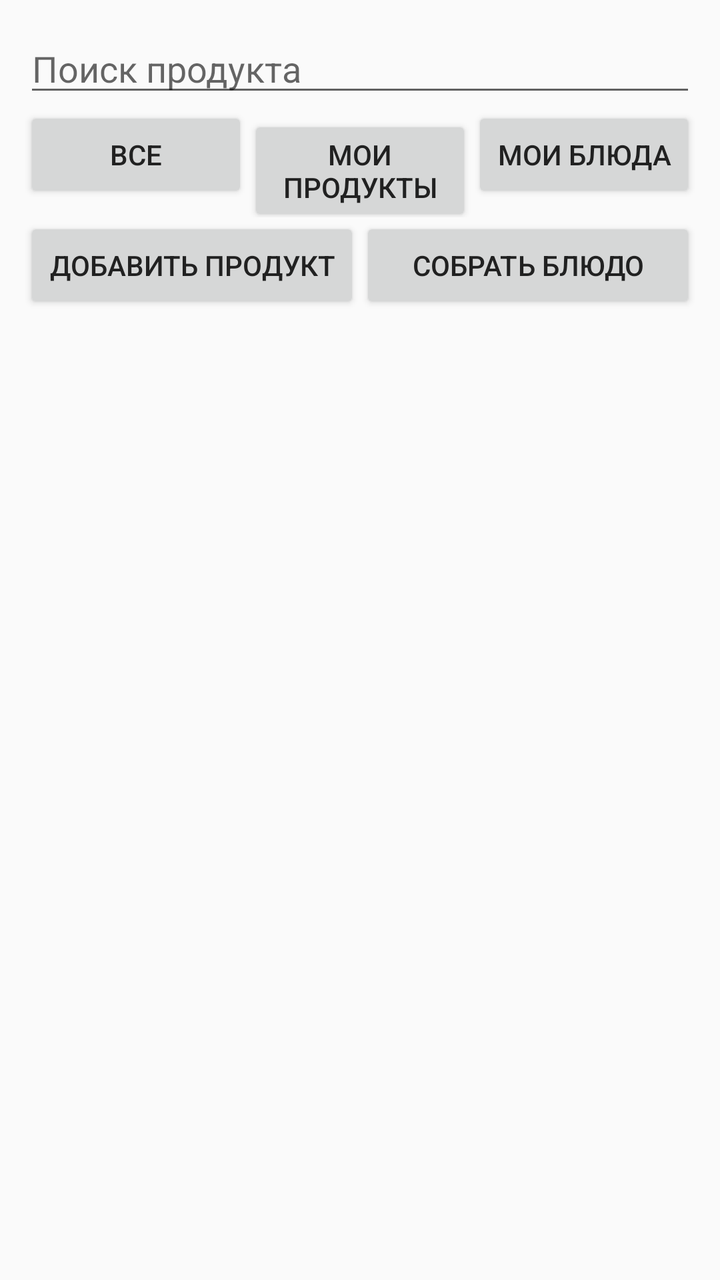
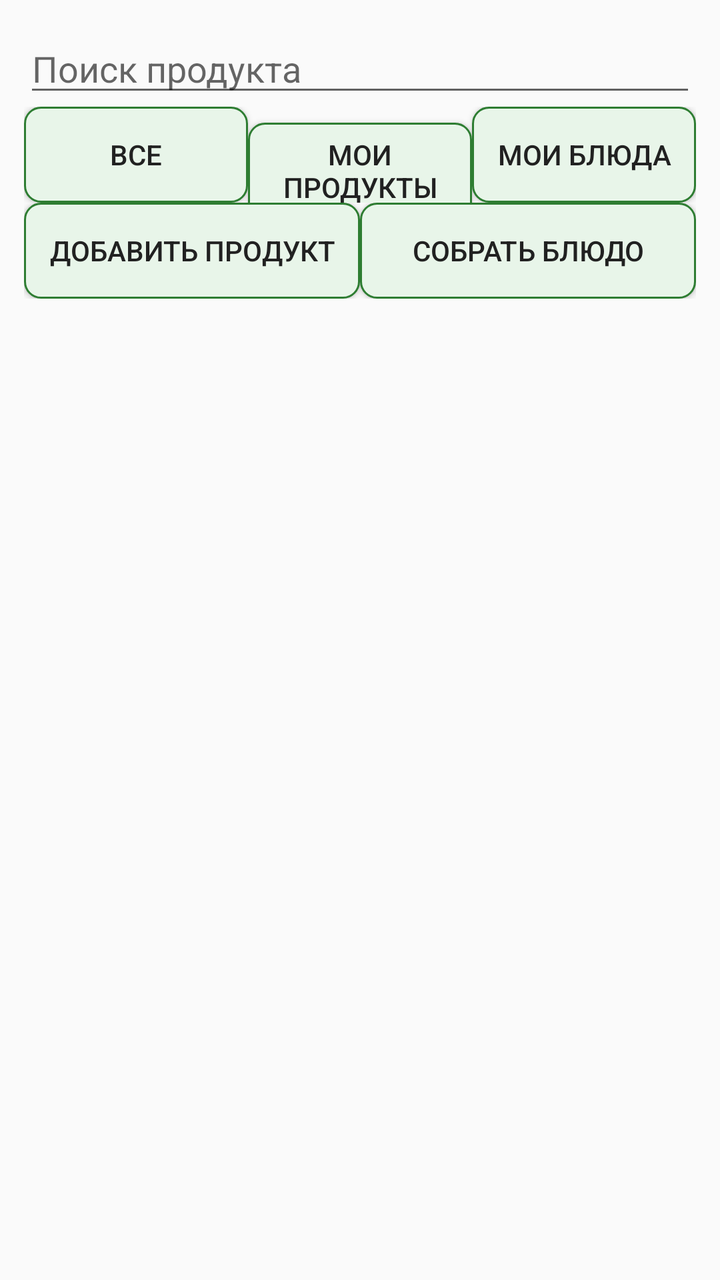

Screens rendered from an Android XML layout before and after an edit, with the pre-edit source and the edit as a unified diff.
<!-- AndroidManifest.xml: application theme AppTheme.Light -->
<!-- res/layout/fragment_products.xml -->
<?xml version="1.0" encoding="utf-8"?>
<LinearLayout xmlns:android="http://schemas.android.com/apk/res/android"
    android:layout_width="match_parent"
    android:layout_height="match_parent"
    android:orientation="vertical"
    android:padding="12dp">

    <EditText
        android:id="@+id/searchInput"
        android:layout_width="match_parent"
        android:layout_height="wrap_content"
        android:hint="@string/search" />

    <LinearLayout
        android:layout_width="match_parent"
        android:layout_height="wrap_content"
        android:orientation="horizontal">

        <Button
            android:id="@+id/filterAll"
            android:layout_width="0dp"
            android:layout_weight="1"
            android:layout_height="wrap_content"
            android:minWidth="0dp"
            android:text="@string/all" />

        <Button
            android:id="@+id/filterMine"
            android:layout_width="0dp"
            android:layout_weight="1"
            android:layout_height="wrap_content"
            android:minWidth="0dp"
            android:text="@string/my_products" />

        <Button
            android:id="@+id/filterDishes"
            android:layout_width="0dp"
            android:layout_weight="1"
            android:layout_height="wrap_content"
            android:minWidth="0dp"
            android:text="@string/my_dishes" />
    </LinearLayout>

    <LinearLayout
        android:layout_width="match_parent"
        android:layout_height="wrap_content"
        android:orientation="horizontal">

        <Button
            android:id="@+id/addProductButton"
            android:layout_width="0dp"
            android:layout_weight="1"
            android:layout_height="wrap_content"
            android:minWidth="0dp"
            android:text="@string/add_product" />

        <Button
            android:id="@+id/addDishButton"
            android:layout_width="0dp"
            android:layout_weight="1"
            android:layout_height="wrap_content"
            android:minWidth="0dp"
            android:text="@string/build_dish" />
    </LinearLayout>

    <ListView
        android:id="@+id/productList"
        android:layout_width="match_parent"
        android:layout_height="0dp"
        android:layout_weight="1" />

</LinearLayout>
<!-- resources referenced by this layout -->
<resources>
  <string name="add_product">Добавить продукт</string>
  <string name="all">Все</string>
  <string name="build_dish">Собрать блюдо</string>
  <string name="my_dishes">Мои блюда</string>
  <string name="my_products">Мои продукты</string>
  <string name="search">Поиск продукта</string>
  <style name="AppTheme.Light" parent="@android:style/Theme.Material.Light">
          <item name="android:windowBackground">@color/light_bg</item>
          <item name="android:textColorPrimary">@color/light_text</item>
          <item name="android:textColorSecondary">@color/light_secondary</item>
          <item name="android:colorAccent">@color/accent_light</item>
      </style>
  <color name="light_bg">#FAFAFA</color>
  <color name="light_text">#212121</color>
  <color name="light_secondary">#616161</color>
  <color name="accent_light">#2E7D32</color>
</resources>

<!-- the commit's change to res/layout/fragment_products.xml (unified diff, before → after) -->
@@ -1,4 +1,4 @@
-<?xml version="1.0" encoding="utf-8"?>
+﻿<?xml version="1.0" encoding="utf-8"?>
 <LinearLayout xmlns:android="http://schemas.android.com/apk/res/android"
     android:layout_width="match_parent"
     android:layout_height="match_parent"
@@ -16,7 +16,7 @@
         android:layout_height="wrap_content"
         android:orientation="horizontal">
 
-        <Button
+        <Button style="@style/AppButton"
             android:id="@+id/filterAll"
             android:layout_width="0dp"
             android:layout_weight="1"
@@ -24,7 +24,7 @@
             android:minWidth="0dp"
             android:text="@string/all" />
 
-        <Button
+        <Button style="@style/AppButton"
             android:id="@+id/filterMine"
             android:layout_width="0dp"
             android:layout_weight="1"
@@ -32,7 +32,7 @@
             android:minWidth="0dp"
             android:text="@string/my_products" />
 
-        <Button
+        <Button style="@style/AppButton"
             android:id="@+id/filterDishes"
             android:layout_width="0dp"
             android:layout_weight="1"
@@ -46,7 +46,7 @@
         android:layout_height="wrap_content"
         android:orientation="horizontal">
 
-        <Button
+        <Button style="@style/AppButton"
             android:id="@+id/addProductButton"
             android:layout_width="0dp"
             android:layout_weight="1"
@@ -54,7 +54,7 @@
             android:minWidth="0dp"
             android:text="@string/add_product" />
 
-        <Button
+        <Button style="@style/AppButton"
             android:id="@+id/addDishButton"
             android:layout_width="0dp"
             android:layout_weight="1"
<!-- resource entries referenced after the edit -->
@@ -6,15 +6,43 @@
   <string name="my_dishes">Мои блюда</string>
   <string name="my_products">Мои продукты</string>
   <string name="search">Поиск продукта</string>
+  <style name="AppButton" parent="@android:style/Widget.Material.Button">
+          <item name="android:background">?attr/buttonBg</item>
+          <item name="android:textColor">?android:attr/textColorPrimary</item>
+          <item name="android:minHeight">48dp</item>
+          <item name="android:textSize">14sp</item>
+          <item name="android:paddingStart">12dp</item>
+          <item name="android:paddingEnd">12dp</item>
+      </style>
   <style name="AppTheme.Light" parent="@android:style/Theme.Material.Light">
           <item name="android:windowBackground">@color/light_bg</item>
           <item name="android:textColorPrimary">@color/light_text</item>
           <item name="android:textColorSecondary">@color/light_secondary</item>
           <item name="android:colorAccent">@color/accent_light</item>
+          <item name="buttonBg">@drawable/rounded_button_light</item>
+          <item name="progressTrack">@color/track_light</item>
+          <item name="progressKcal">@color/kcal_color</item>
+          <item name="progressProtein">@color/protein_color</item>
+          <item name="progressFat">@color/fat_color</item>
+          <item name="progressCarbs">@color/carbs_color</item>
       </style>
   <color name="light_bg">#FAFAFA</color>
   <color name="light_text">#212121</color>
   <color name="light_secondary">#616161</color>
   <color name="accent_light">#2E7D32</color>
+  <!-- drawable rounded_button_light (drawable) -->
+  <?xml version="1.0" encoding="utf-8"?>
+  <shape xmlns:android="http://schemas.android.com/apk/res/android"
+      android:shape="rectangle">
+      <solid android:color="#E8F5E9" />
+      <stroke android:width="1dp" android:color="#2E7D32" />
+      <corners android:radius="8dp" />
+      <padding android:left="12dp" android:top="6dp" android:right="12dp" android:bottom="6dp" />
+  </shape>
+  <color name="track_light">#E0E0E0</color>
+  <color name="kcal_color">#EF6C00</color>
+  <color name="protein_color">#1976D2</color>
+  <color name="fat_color">#C2185B</color>
+  <color name="carbs_color">#7B1FA2</color>
 </resources>
 
